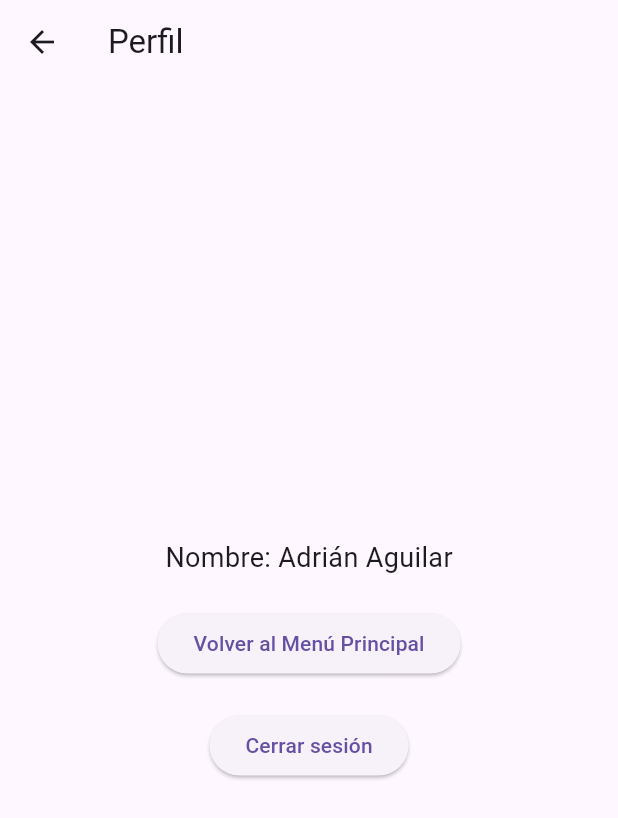
After one commit to MiroslavaMoh/doctor_appointment_front_miros, a Flutter app: the Settingspage screen opened by its route, after a tap on "Perfil", on a phone screen of 412 x 824 dp. The commit adds this screen. Shown: the top 818 px of the screen. Run offline on Flutter 3.47's test engine with Material 3 defaults, Android fonts, the phone set to English and light mode, and no system bars; our stand-ins replace cloud_firestore, equatable, firebase_auth, firebase_core, flutter_bloc, google_fonts; accounts and stored records are empty.

Commit message:
feat: Centralized double flow

```diff
--- a/lib/main.dart
+++ b/lib/main.dart
@@ -1,9 +1,11 @@
+import 'package:doctor_appointment_front_miros/pages/appflow/routes_appflow.dart';
+import 'package:doctor_appointment_front_miros/pages/authflow/routes_authflow.dart';
 import 'package:doctor_appointment_front_miros/custom_widget/tab_view.dart';
 import 'package:flutter/material.dart';
 import 'package:firebase_core/firebase_core.dart';
 import 'package:firebase_auth/firebase_auth.dart';
 import 'firebase_options.dart';
-import 'pages/loginpage.dart';
+import 'pages/authflow/loginpage.dart';
 
 import 'package:google_fonts/google_fonts.dart';//importar google fonts en todo el proyecto
 
@@ -29,8 +31,20 @@ class MyApp extends StatelessWidget {
       title: 'Login de prueba',
       debugShowCheckedModeBanner: false, // This line disables the debug banner
       //home: MainTabViewScreen(),
-      home: LoginPage(),
+      //home: LoginPage(),
+       // Rutas iniciales (flujo de login o flujo principal)
+      initialRoute: routes_authflow.login,
 
+      // Aquí se combinan ambos generadores de rutas
+      onGenerateRoute: (settings) {
+        if (settings.name == routes_authflow.login ||
+            settings.name == routes_authflow.register ||
+            settings.name == routes_authflow.lostpassword) {
+          return routes_authflow.generateRoute(settings);
+        } else {
+          return Routes_appflow.generateRoute(settings);
+        }
+      },
     );
   }
 }
--- /dev/null
+++ b/lib/pages/appflow/Profile_page.dart
@@ -0,0 +1,44 @@
+import 'package:doctor_appointment_front_miros/pages/authflow/routes_authflow.dart';
+import 'package:flutter/material.dart';
+import 'package:firebase_auth/firebase_auth.dart';
+
+class ProfilePage extends StatelessWidget {
+  const ProfilePage({super.key});
+
+  @override
+  Widget build(BuildContext context) {
+    final FirebaseAuth auth = FirebaseAuth.instance;
+
+    return Scaffold(
+      appBar: AppBar(title: const Text("Perfil")),
+      body: Center(
+        child: Column(
+          mainAxisAlignment: MainAxisAlignment.center,
+          children: [
+            const Text(
+              "Nombre: Adrián Aguilar",
+              style: TextStyle(fontSize: 18),
+            ),
+            const SizedBox(height: 20),
+
+            ElevatedButton(
+              onPressed: () {
+                Navigator.pop(context);
+              },
+              child: const Text("Volver al Menú Principal"),
+            ),
+            const SizedBox(height: 20),
+
+            ElevatedButton(
+              onPressed: () async {
+                await auth.signOut();
+                Navigator.pushReplacementNamed(context, routes_authflow.login);
+              },
+              child: const Text("Cerrar sesión"),
+            ),
+          ],
+        ),
+      ),
+    );
+  }
+}
--- a/lib/pages/home_screen.dart
+++ b/lib/pages/appflow/home_screen.dart
@@ -132,7 +132,7 @@ class _HomeScreenState extends State<HomeScreen> {
                         Expanded(
                             child: InkWell( //Para hacer tap, se requiere material
                           onTap: () {
-                            //context.push(const CourseDetailScreen());
+                            //
                           },
                           child: ClipRRect(
                             borderRadius: BorderRadius.circular(15),
@@ -202,7 +202,7 @@ class _HomeScreenState extends State<HomeScreen> {
                         Expanded(
                             child: InkWell(
                           onTap: () {
-                            //context.push(const CourseDetailScreen());
+                            //
                           },
                           child: ClipRRect(
                             borderRadius: BorderRadius.circular(15),
@@ -424,7 +424,7 @@ class _HomeScreenState extends State<HomeScreen> {
                 return InkWell(
                   borderRadius: BorderRadius.circular(10),
                   onTap: () {
-                    //context.push(const RemindersScreen());
+                    //
                   },
                   child: Container(
                     height: 200,
--- a/lib/pages/homepage.dart
+++ b/lib/pages/appflow/homepage.dart
@@ -1,5 +1,5 @@
 import 'package:cloud_firestore/cloud_firestore.dart';
-import '../firebase_options.dart';
+import '../../firebase_options.dart';
 import 'package:flutter/material.dart';
 import 'package:firebase_auth/firebase_auth.dart';
 
--- a/lib/pages/messagepage.dart
+++ b/lib/pages/appflow/messagepage.dart
@@ -147,7 +147,6 @@ class _MessagepageState extends State<Messagepage> {
                   return InkWell(
                     onTap: () {
                       // Aquí puedes navegar a la pantalla de chat individual
-                      // Navigator.push(context, MaterialPageRoute(builder: (_) => ChatPage()));
                     },
                     child: Container(
                       color: Colors.white,
--- /dev/null
+++ b/lib/pages/appflow/routes_appflow.dart
@@ -0,0 +1,51 @@
+import 'package:doctor_appointment_front_miros/custom_widget/tab_view.dart';
+import 'package:doctor_appointment_front_miros/pages/appflow/Profile_page.dart';
+import 'package:doctor_appointment_front_miros/pages/appflow/citas_page.dart';
+import 'package:doctor_appointment_front_miros/pages/appflow/home_screen.dart';
+import 'package:doctor_appointment_front_miros/pages/appflow/messagepage.dart';
+import 'package:doctor_appointment_front_miros/pages/appflow/settingspage.dart';
+import 'package:flutter/material.dart';
+
+//Este es un archivo el cual contienen un sistema centralizado de rutas para la navegacion entre pantallas :D
+
+class Routes_appflow { //
+  // Nombres de las rutas
+
+  //Flujo principal de la app
+    static const String home = '/home';
+    static const String ajustes = '/settings'; //que no puedo poder settings que se repite con el switch jajaja
+    static const String messages = '/messages';
+    static const String appointment = '/appointment';
+    static const String profile = '/profile';
+    static const String tabview = '/apphome';
+
+  // Generador de rutas
+  static Route<dynamic> generateRoute(RouteSettings settings) {
+    switch (settings.name) {
+
+      //Flujo principal de la app
+      case home:
+        return MaterialPageRoute(builder: (_) => const HomeScreen());
+      case ajustes:
+        return MaterialPageRoute(builder: (_) => const Settingspage());
+      case messages:
+        return MaterialPageRoute(builder: (_) => const Messagepage());
+      case appointment:
+        return MaterialPageRoute(builder: (_) => const CitasPage());
+      case profile:
+        return MaterialPageRoute(builder: (_) => const ProfilePage());
+      case tabview:
+        return MaterialPageRoute(builder: (_) => const MainTabViewScreen());
+
+      // Mensaje por defecto para rutas no definidas
+      default:
+        return MaterialPageRoute(
+          builder: (_) => Scaffold(
+            body: Center(
+              child: Text('No route defined for ${settings.name}'),
+            ),
+          ),
+        );
+    }
+  }
+}
--- a/lib/pages/settingspage.dart
+++ b/lib/pages/appflow/settingspage.dart
@@ -1,3 +1,4 @@
+import 'package:doctor_appointment_front_miros/pages/appflow/routes_appflow.dart';
 import 'package:firebase_auth/firebase_auth.dart';
 import 'package:flutter/material.dart';
 import 'package:google_fonts/google_fonts.dart';
@@ -64,7 +65,7 @@ class _Settingspage extends State<Settingspage> {
                       ),
                     ),
                     const SizedBox(height: 25),
-// Espacio entre título y la lista
+                    // Espacio entre título y la lista
 
                     // Inicio-Lista estilizada
                     SizedBox(
@@ -79,8 +80,10 @@ class _Settingspage extends State<Settingspage> {
                             margin: EdgeInsets.symmetric(vertical: 5),
                             child: ListTile(
                               leading: Icon(Icons.notifications, color: Colors.grey[600]),
-                              title: Text("Notificaciones"),
-                              onTap: () {},
+                              title: Text("Perfil"),
+                              onTap: () {
+                                Navigator.pushReplacementNamed (context, Routes_appflow.profile);
+                              },
                             ),
                           ),
                           Container(
@@ -119,6 +122,18 @@ class _Settingspage extends State<Settingspage> {
                               onTap: () {},
                             ),
                           ),
+                          Container(
+                            decoration: BoxDecoration(
+                              color: Colors.grey[200],
+                              borderRadius: BorderRadius.circular(12),
+                            ),
+                            margin: EdgeInsets.symmetric(vertical: 5),
+                            child: ListTile(
+                              leading: Icon(Icons.privacy_tip, color: Colors.grey[600]),
+                              title: Text("Cerrar sesión"),
+                              onTap: () {},
+                            ),
+                          ),
                         ],
                       ),
                     ),
```
Also changed, not shown: lib/custom_widget/appflow_navigator.dart (added, +15 -0 lines), lib/custom_widget/tab_view.dart (+36 -55 lines), lib/pages/authflow/loginpage.dart (renamed from lib/pages/loginpage.dart, +11 -19 lines), lib/pages/authflow/lostpasswordpage.dart (renamed from lib/pages/lostpasswordpage.dart, +5 -9 lines), lib/pages/authflow/registerpage.dart (renamed from lib/pages/registerpage.dart, +7 -15 lines), lib/pages/authflow/routes_authflow.dart (added, +38 -0 lines), lib/pages/appflow/appointment_detail_page.dart (renamed from lib/pages/appointment_detail_page.dart), lib/pages/appflow/citas_page.dart (renamed from lib/pages/citas_page.dart), lib/pages/splashpage.dart (deleted).
